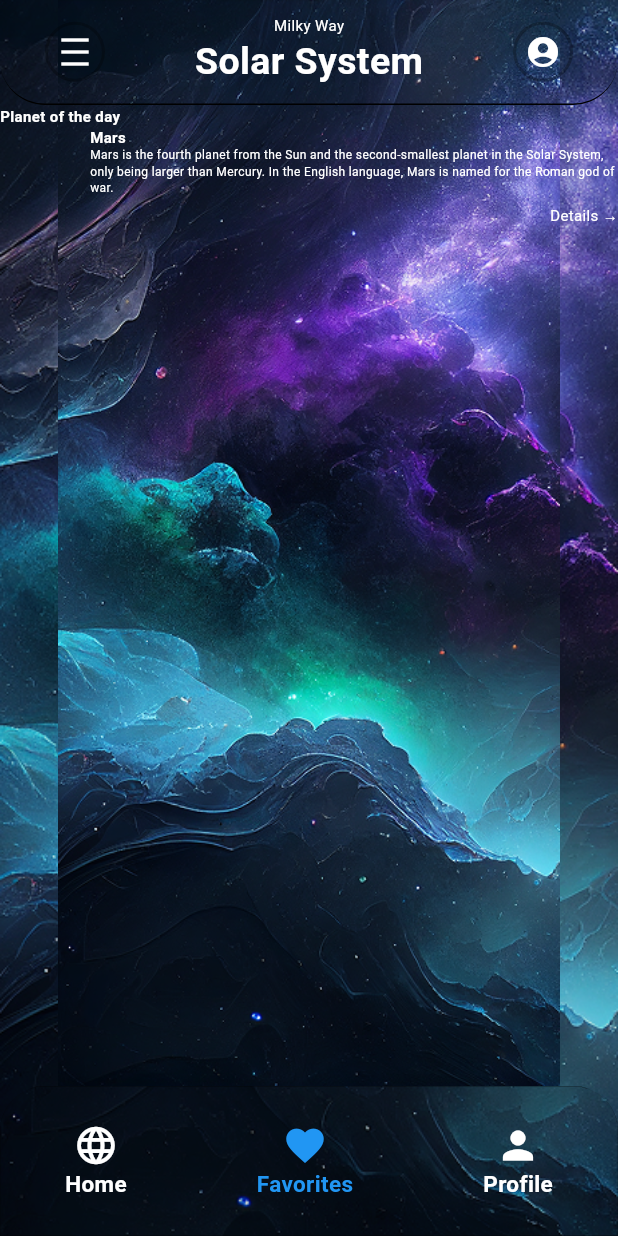
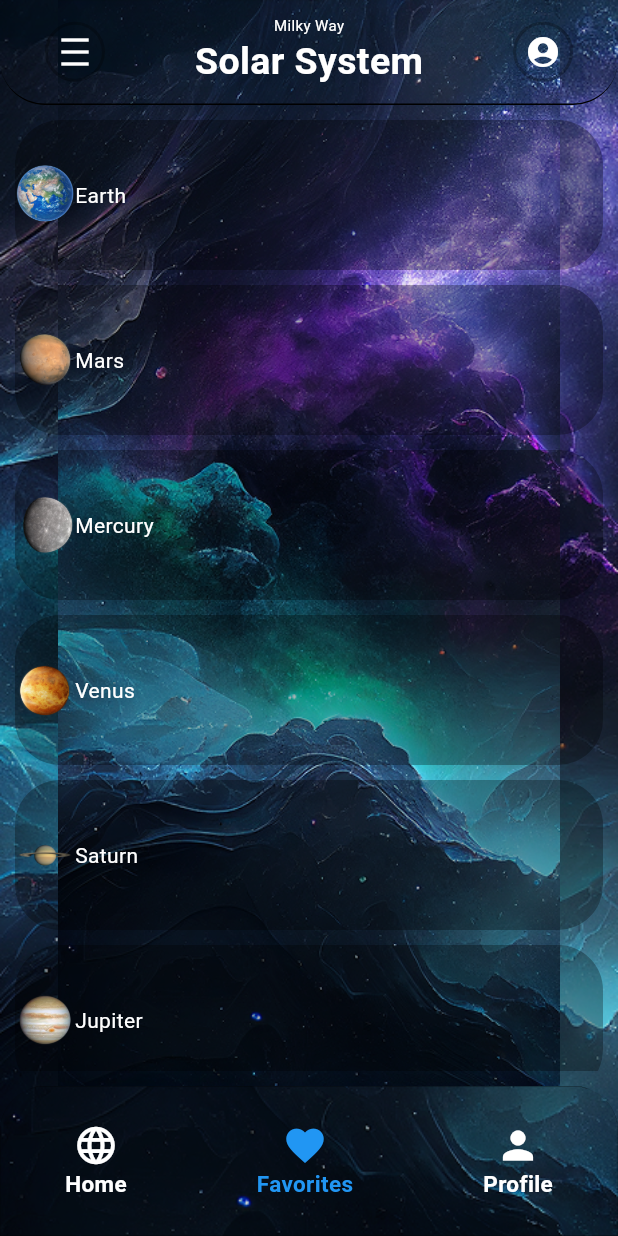
Before and after one commit to akhilapg/Space-App, a Flutter app: the screen it shows after launch, after a tap on "Sign in", on a phone screen of 412 x 824 dp. Run offline on Flutter 3.47's test engine with Material 3 defaults, Android fonts, the phone set to English and light mode, and no system bars.

Commit message:
the favorite page

```diff
--- a/lib/screens/favorites_screen.dart
+++ b/lib/screens/favorites_screen.dart
@@ -1,6 +1,8 @@
 import 'package:flutter/material.dart';
 import 'package:space_app/constant/app_images.dart';
 import 'package:space_app/screens/appbar_screen.dart';
+
+import '../constant/solar_planet_details.dart';
 
 class FavoritesScreen extends StatefulWidget {
   const FavoritesScreen({super.key});
@@ -14,76 +16,69 @@
   Widget build(BuildContext context) {
     return Container(
       // padding: EdgeInsets.all(20.0),
-      width: double.infinity,
+      width: 600,
       height: double.infinity,
       decoration: BoxDecoration(
-        image: DecorationImage(image: AssetImage(AppImages.app_background_image))
+        image: DecorationImage(
+          image: AssetImage(AppImages.app_background_image),
+        ),
       ),
       child: Scaffold(
         backgroundColor: Colors.transparent,
         appBar: buildCommonAppBar(),
-        body: Column(
+        body: Padding(//parent child relationship
+          padding: const EdgeInsets.all(10.0),
+          child: ListView(
+            scrollDirection: Axis.vertical,
             children: [
-            Align(
-              alignment: AlignmentGeometry.topLeft,
-              child: Text(
-                "Planet of the day",
-                style: TextStyle(
-                  fontSize: 10,
-                  fontWeight: FontWeight.bold,
-                  color: Colors.white,
+              buildPlanets(0),
+              SizedBox(height: 10,),
+              buildPlanets(1),
+              SizedBox(height: 10,),
+              buildPlanets(2),
+              SizedBox(height: 10,),
+
+              buildPlanets(3),
+              SizedBox(height: 10,),
+
+              buildPlanets(4),
+              SizedBox(height: 10,),
+
+              buildPlanets(5),
+              SizedBox(height: 10,),
+
+              buildPlanets(6),
+              SizedBox(height: 10,),
+
+              buildPlanets(7),
+            ],
           ),
         ),
       ),
-            Row(
-              crossAxisAlignment: CrossAxisAlignment.start,
+    );
+  }
+}
+
+Widget buildPlanets(int index) {
+  return Container(
+    width: 200,
+    height: 100,
+    decoration: BoxDecoration(
+      borderRadius: BorderRadius.circular(30),
+      color: Colors.black.withOpacity(0.3),
+    ),
+    child: Row(
       children: [
-                Container(
-                  width: 50,
-                  height: 50,
+        Image.asset(
+          solar_planet_details["planet_images"][index],
+          fit: BoxFit.contain,
+          width: 40,
         ),
-                SizedBox(width: 10),
-                Expanded(
-                  child: Column(
-                    crossAxisAlignment: CrossAxisAlignment.start,
-                    children: [
         Text(
-                        "Mars",
-                        style: TextStyle(
-                          fontSize: 10,
-                          fontWeight: FontWeight.bold,
-                          color: Colors.white,
-                        ),
-                      ),
-                      // SizedBox(height: 10),
-                      Text(
-                        "Mars is the fourth planet from the Sun and the second-smallest planet in the Solar System, only being larger than Mercury."
-                            " In the English language, Mars is named for the Roman god of war.",
-                        style: TextStyle(
-                          fontSize: 8,
-                          color: Colors.white,
-                        ),
-                      ),
-                      SizedBox(height: 5),
-
-                      // Spacer(),
-                      SizedBox(width: 5),
-                    ],
-                  ),
+          solar_planet_details["planet_names"][index],
+          style: TextStyle(color: Colors.white),
         ),
       ],
     ),
-            Align(
-              alignment: Alignment.bottomRight,
-              child: Text(
-                "Details →",
-                style: TextStyle(fontSize: 10, color: Colors.white),
-              ),
-            ),
-          ],
-        ),
-      ),
-
   );
 }
-}
```
Lines whose indentation alone changed are shown as unchanged.
